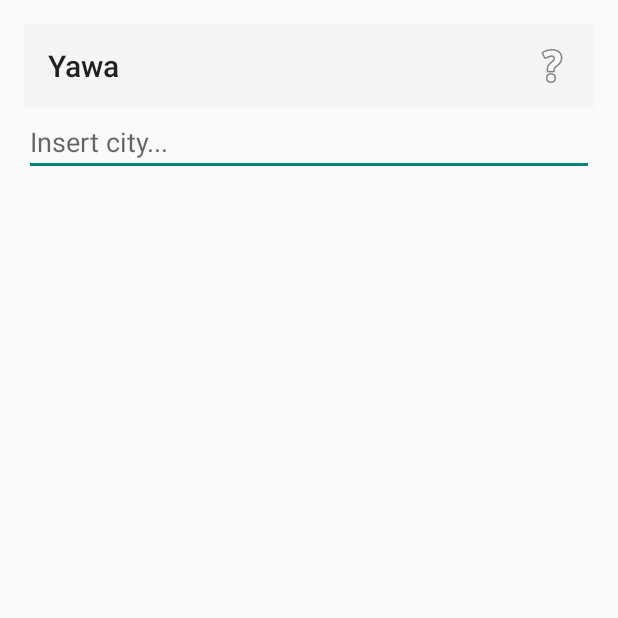
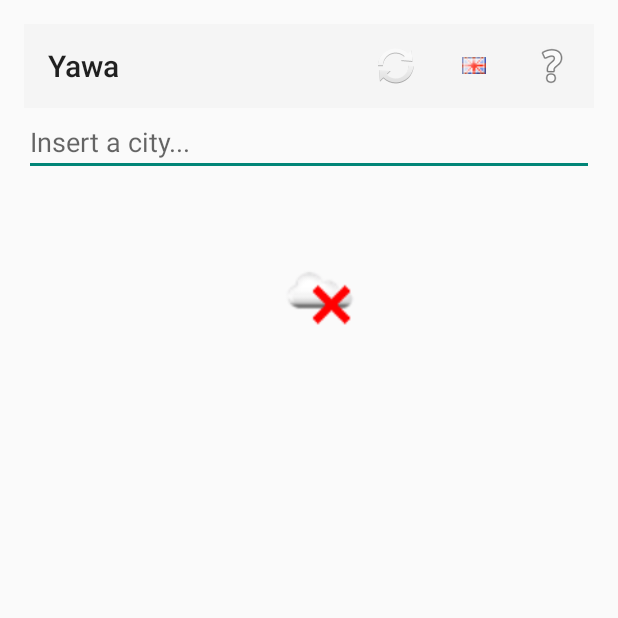
Before and after one commit to A39120/Android-Weather-App, an Android app: the CurrentDayActivity screen opened directly, with no data from a screen before it, on a phone screen of 412 x 824 dp, the top half of it. Run offline under Robolectric (Android 15) with nearby library versions, the phone set to English and light mode, and no system bars; our stand-ins replace Volley; network calls fail; 7 statements that could not run were skipped.

Commit message:
Added better handling for when Wifi is turned off + Added language switching option button and implementation and refresh button + First request on app open will ask weather for the current device's locale country + UrlBuilder now used the "static" MyWeatherApp.language + Added flag icons and modified error icon + More internationalization

```diff
--- a/app/src/main/AndroidManifest.xml
+++ b/app/src/main/AndroidManifest.xml
@@ -3,6 +3,7 @@
     package="isel.pdm.trab.openweathermap">
 
     <uses-permission android:name="android.permission.INTERNET" />
+    <uses-permission android:name="android.permission.ACCESS_NETWORK_STATE" />
 
     <application
         android:allowBackup="true"
@@ -13,7 +14,8 @@
             android:name=".MyWeatherApp">
 
             <activity android:name=".presentation.CreditsActivity" />
-            <activity android:name=".presentation.CurrentDayActivity"/>
+            <activity android:name=".presentation.CurrentDayActivity" />
+
             <activity
                 android:name=".presentation.SplashActivity"
                 android:noHistory="true"
--- a/app/src/main/kotlin/isel/pdm/trab/openweathermap/DownloadImageTask.kt
+++ b/app/src/main/kotlin/isel/pdm/trab/openweathermap/DownloadImageTask.kt
@@ -4,6 +4,7 @@ import android.graphics.Bitmap
 import android.graphics.BitmapFactory
 import android.os.AsyncTask
 import android.widget.ImageView
+import android.widget.Toast
 
 class DownloadImageTask(imageV : ImageView) : AsyncTask<String, Void, Bitmap>() {
     lateinit var imageView: ImageView
@@ -19,11 +20,9 @@ class DownloadImageTask(imageV : ImageView) : AsyncTask<String, Void, Bitmap>()
             val stream = java.net.URL(uri).openStream()
             icon = BitmapFactory.decodeStream(stream)
         } catch (e: Exception) {
-            System.err.println("Error getting weather image")
-            //TODO probably add a default error image so in case we have an error we display it (hint: sun with a X in bottom right corner)
-            //activity_current_day.curday_image.setImageBitmap(R.drawable.err_icon)
+            icon = BitmapFactory.decodeResource(imageView.context.getResources(), R.drawable.error_icon)
+            Toast.makeText(imageView.context , R.string.could_not_download_icon_for_weather,Toast.LENGTH_SHORT)
         }
-
         return icon
     }
 
--- a/app/src/main/kotlin/isel/pdm/trab/openweathermap/MyWeatherApp.kt
+++ b/app/src/main/kotlin/isel/pdm/trab/openweathermap/MyWeatherApp.kt
@@ -9,8 +9,14 @@ class MyWeatherApp : Application(){
 
     lateinit var requestQueue: RequestQueue
 
+    companion object {
+        lateinit var language: String
+        //TODO add last url inserted with timestamp to check for future requests ???
+    }
+
     override fun onCreate(){
         super.onCreate()
+        language = "en" // TODO carregar de um ficheiro de configuração
         requestQueue = Volley.newRequestQueue(this)
     }
 }
--- a/app/src/main/kotlin/isel/pdm/trab/openweathermap/UrlBuilder.kt
+++ b/app/src/main/kotlin/isel/pdm/trab/openweathermap/UrlBuilder.kt
@@ -8,7 +8,7 @@ class UrlBuilder(){
     fun buildWeatherByCityUrl(
             resources: Resources,
             city: String,
-            lang: String = Locale.getDefault().language,
+            lang: String = MyWeatherApp.language,
             units: String = "metric"): String
     {
         val baseUrl = resources.getString(R.string.api_base_url)
--- a/app/src/main/kotlin/isel/pdm/trab/openweathermap/presentation/CreditsActivity.kt
+++ b/app/src/main/kotlin/isel/pdm/trab/openweathermap/presentation/CreditsActivity.kt
@@ -6,7 +6,7 @@ import isel.pdm.trab.openweathermap.R
 
 class CreditsActivity : BaseActivity() {
 
-    override val layoutResId: Int = R.layout.activity_credits
+    override var layoutResId: Int = R.layout.activity_credits
 
     override val actionBarId: Int? = R.id.toolbar
 
--- a/app/src/main/res/layout/activity_current_day.xml
+++ b/app/src/main/res/layout/activity_current_day.xml
@@ -43,16 +43,22 @@
             android:textSize="36sp" />
 
         <LinearLayout
+            android:orientation="vertical"
+            android:layout_width="match_parent"
+            android:layout_height="wrap_content"
+            android:gravity="center_horizontal">
+
+            <LinearLayout
                 android:orientation="horizontal"
                 android:layout_width="match_parent"
-            android:layout_height="98dp"
+                android:layout_height="wrap_content"
                 android:gravity="center"
                 android:baselineAligned="false">
 
                 <LinearLayout
                     android:orientation="vertical"
-                android:layout_width="match_parent"
-                android:layout_height="match_parent"
+                    android:layout_width="wrap_content"
+                    android:layout_height="wrap_content"
                     android:layout_weight="1">
 
                     <TextView
@@ -66,28 +72,36 @@
 
                 <LinearLayout
                     android:orientation="vertical"
-                android:layout_width="match_parent"
-                android:layout_height="match_parent"
+                    android:layout_width="wrap_content"
+                    android:layout_height="wrap_content"
                     android:layout_weight="1">
 
                     <ImageView
-                    android:layout_height="0dp"
-                    app:srcCompat="@color/colorPrimary"
+                        android:layout_height="match_parent"
+                        app:srcCompat="?android:attr/windowBackground"
                         android:id="@+id/curday_image"
                         android:layout_weight="1"
-                    android:scaleType="fitXY"
+                        android:scaleType="fitStart"
                         android:adjustViewBounds="true"
                         android:maxWidth="64dp"
                         android:maxHeight="64dp"
                         android:minHeight="64dp"
                         android:minWidth="64dp"
-                    android:layout_width="wrap_content"
-                    android:cropToPadding="true"
+                        android:layout_width="match_parent"
+                        android:cropToPadding="false"
                         android:layout_gravity="left|center_vertical"
                         android:contentDescription="" />
                 </LinearLayout>
 
             </LinearLayout>
+        </LinearLayout>
+
+        <TextView
+            android:layout_width="match_parent"
+            android:layout_height="wrap_content"
+            android:id="@+id/curday_weather_desc"
+            android:gravity="bottom|center"
+            android:textSize="30sp" />
 
         <TextView
             android:layout_width="match_parent"
@@ -95,12 +109,6 @@
             android:id="@+id/curday_other_info"
             android:gravity="center_horizontal" />
 
-        <TextView
-            android:layout_width="match_parent"
-            android:layout_height="wrap_content"
-            android:id="@+id/curday_weather_desc"
-            android:gravity="bottom|center" />
-
     </LinearLayout>
 
 </RelativeLayout>
--- a/app/src/main/res/menu/action_bar_activity_current_day.xml
+++ b/app/src/main/res/menu/action_bar_activity_current_day.xml
@@ -4,9 +4,20 @@
     xmlns:app="http://schemas.android.com/apk/res-auto">
 
     <item
+        android:id="@+id/action_refresh"
+        android:icon="@android:drawable/ic_popup_sync"
+        android:title="@string/refresh"
+        app:showAsAction="ifRoom" />
+
+    <item
+        android:id="@+id/action_language"
+        android:icon="@drawable/en_flag"
+        android:title="@string/language"
+        app:showAsAction="ifRoom"/>
+
+    <item
         android:id="@+id/action_credits"
         android:icon="@android:drawable/ic_menu_help"
-        android:title="About us"
+        android:title="@string/about_us"
         app:showAsAction="ifRoom|withText" />
-
 </menu>
--- a/app/src/main/res/values/strings.xml
+++ b/app/src/main/res/values/strings.xml
@@ -23,5 +23,11 @@
     <string name="pressure_text">Pressure</string>
     <string name="sunrise_text">Sunrise</string>
     <string name="sunset_text">Sunset</string>
-    <string name="insert_country_edit_text">Insert city...</string>
+    <string name="insert_country_edit_text">Insert a city...</string>
+    <string name="could_not_download_icon_for_weather">Could not download icon for weather</string>
+    <string name="about_us">About us</string>
+    <string name="language">Language/Idioma</string>
+    <string name="refresh">Refresh</string>
+    <string name="connection_problem_wifi_off">Could not establish connection (Wifi is turned off)</string>
+    <string name="language_set_to">Language set to:</string>
 </resources>
```
Also changed, not shown: app/src/main/kotlin/isel/pdm/trab/openweathermap/presentation/CurrentDayActivity.kt (+29 -14 lines), app/src/main/kotlin/isel/pdm/trab/openweathermap/presentation/SplashActivity.kt (+14 -5 lines), app/src/main/res/drawable/en_flag.png (added), app/src/main/res/drawable/err_icon.png (deleted), app/src/main/res/drawable/error_icon.png (added), app/src/main/res/drawable/pt_flag.png (added), app/src/main/res/drawable/refresh.png (added), 1 other file. Lines whose indentation alone changed are shown as unchanged.
